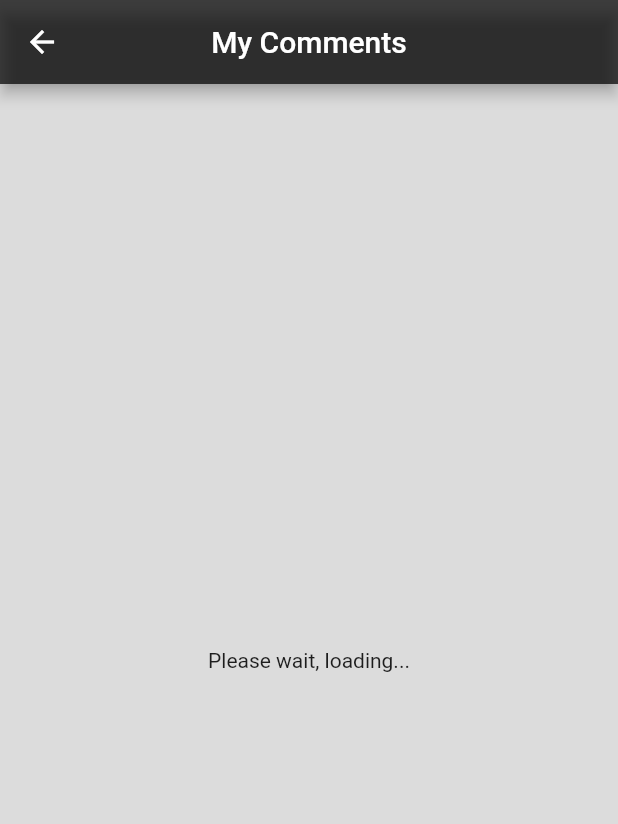
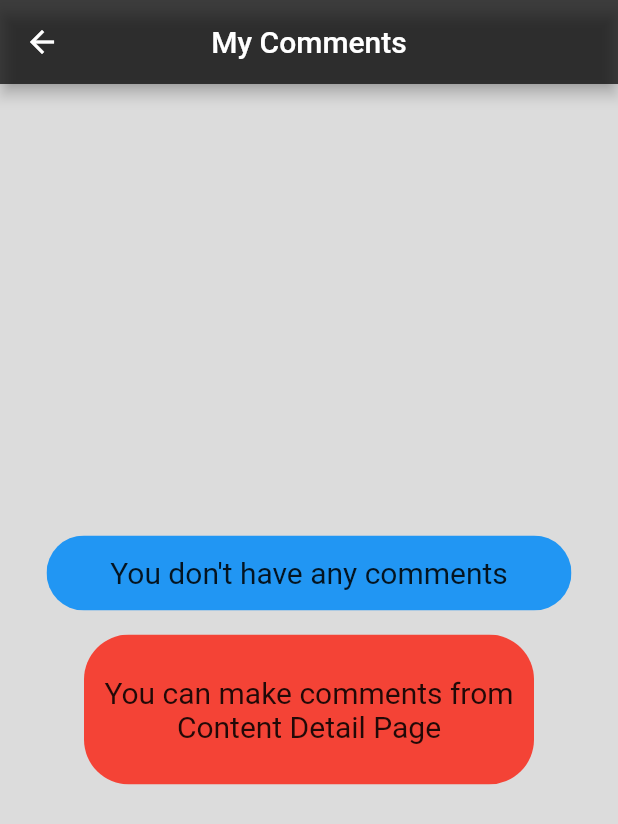
Before and after one commit to denizterziler/HaDiBe-Mobile-Application, a Flutter app: the UserComments screen opened directly, on a phone screen of 412 x 824 dp. Shown: the top 824 px of the screen. Run offline on Flutter 3.47's test engine with Material 2 defaults, Android fonts, the phone set to English and light mode, and no system bars; our stand-ins replace cloud_firestore, firebase_auth, firebase_core, flutter_rating_bar; accounts and stored records are empty; network calls fail.

```diff
--- a/lib/Screens/user_comments.dart
+++ b/lib/Screens/user_comments.dart
@@ -70,18 +70,54 @@ class _UserCommentsState extends State<UserComments> {
                   ListTile(
                     subtitle: Text("${_userComments[index]['name']}"),
                     title: Text("Comment: ${_userComments[index]['commentText']}"),
-                    /*child: Padding(
-                      padding: const EdgeInsets.all(8.0),
-                      child: Text("${"Content: " + _userComments[index]['name']}\n Your Comment: " + _userComments[index]['commentText']),
-                    ),*/
                   ),
                   const Divider(color: Colors.blueGrey,),
                 ],
               );
             },
           )
-              : const Text("You haven't made any comments yet.")
-              : const Text("Please wait, loading..."),
+              : const Center(child: CircularProgressIndicator())
+              : Center(
+              child: Column(
+                mainAxisSize: MainAxisSize.min,
+                children: [
+                  Padding(
+                    padding: const EdgeInsets.all(8.0),
+                    child: ClipRRect(
+                      borderRadius: BorderRadius.circular(30.0),
+                      child: Container(
+                        width: 350,
+                        height: 50,
+                        color: Colors.blue,
+                        child: const Center(
+                          child: Text(
+                            "You don't have any comments",
+                            style: TextStyle(fontSize: 20),
+                          ),
+                        ),
+                      ),
+                    ),
+                  ),
+                  Padding(
+                    padding: const EdgeInsets.all(8.0),
+                    child: ClipRRect(
+                      borderRadius: BorderRadius.circular(30.0),
+                      child: Container(
+                        width: 300,
+                        height: 100,
+                        color: Colors.red,
+                        child: const Center(
+                          child: Text(
+                            "You can make comments from Content Detail Page",
+                            style: TextStyle(fontSize: 20),
+                            textAlign: TextAlign.center,
+                          ),
+                        ),
+                      ),
+                    ),
+                  )
+                ],
+              )),
         ),
       ),
     );
```
Also changed, not shown: lib/Firebase/auth.dart (+17 -0 lines), lib/FirebaseContent/firebaseLiked.dart (added, +221 -0 lines), lib/FirebaseContent/firebaseSearch.dart (+14 -0 lines), lib/Screens/comments.dart (+68 -33 lines), lib/Screens/menu.dart (+7 -14 lines).
